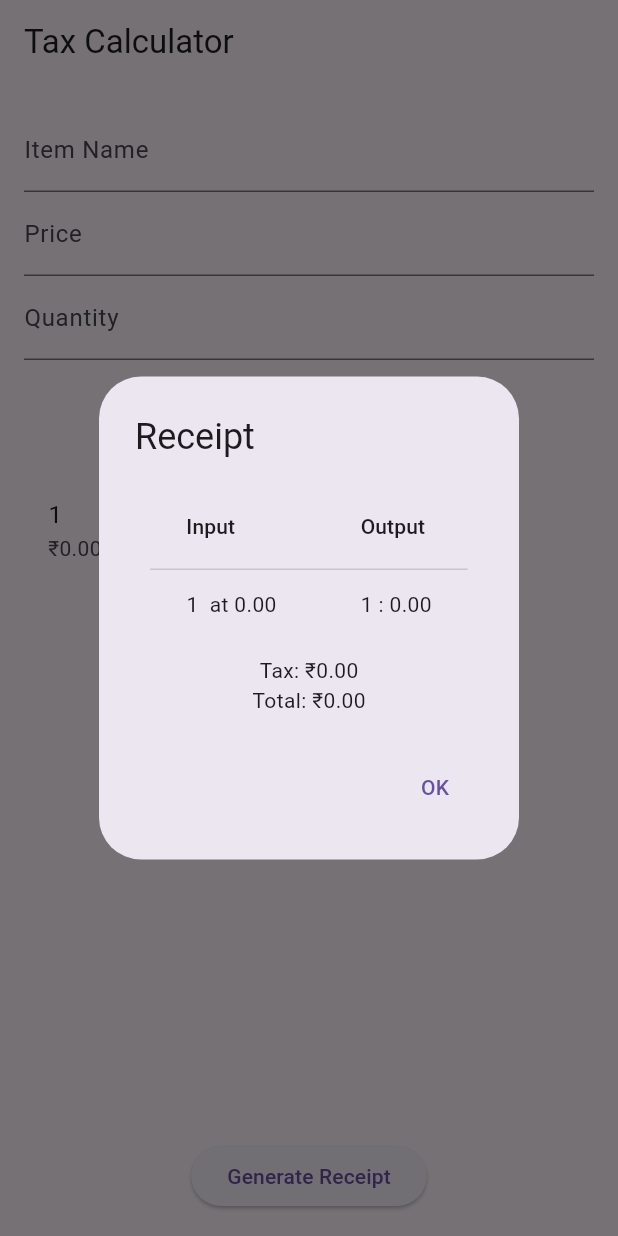
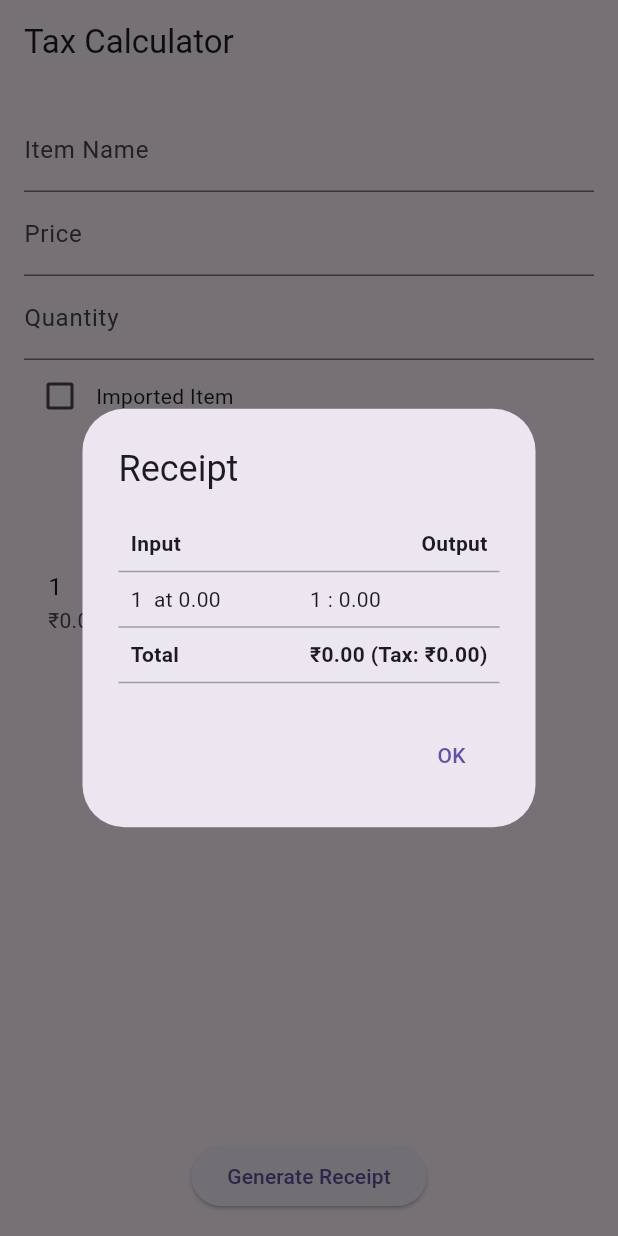
Before and after one commit to vishesh14/tax_calculator, a Flutter app: the screen it shows after launch, after a tap on "Add Item", after a tap on "Generate Receipt", on a phone screen of 412 x 824 dp. Run offline on Flutter 3.47's test engine with Material 3 defaults, Android fonts, the phone set to English and light mode, and no system bars.

Commit message:
# Updated import charges

```diff
--- a/lib/main.dart
+++ b/lib/main.dart
@@ -21,10 +21,10 @@ class TaxCalculatorScreen extends StatefulWidget {
   const TaxCalculatorScreen({super.key});
 
   @override
-  // ignore: library_private_types_in_public_api
   _TaxCalculatorScreenState createState() => _TaxCalculatorScreenState();
 
-  static Map<String, dynamic> calculateReceiptForTest(List<Map<String, dynamic>> cartItems) {
+  static Map<String, dynamic> calculateReceiptForTest(
+      List<Map<String, dynamic>> cartItems) {
     final state = _TaxCalculatorScreenState();
     state.cartItems.addAll(cartItems);
     return state.calculateReceipt();
@@ -36,6 +36,7 @@ class _TaxCalculatorScreenState extends State<TaxCalculatorScreen> {
   final TextEditingController nameController = TextEditingController();
   final TextEditingController priceController = TextEditingController();
   final TextEditingController quantityController = TextEditingController();
+  bool isImported = false;
 
   void addItemToCart() {
     setState(() {
@@ -46,34 +47,57 @@ class _TaxCalculatorScreenState extends State<TaxCalculatorScreen> {
         'name': nameController.text,
         'price': price,
         'quantity': quantity,
+        'imported': isImported,
       });
 
       nameController.clear();
       priceController.clear();
       quantityController.clear();
+      isImported = false;
     });
   }
 
 double roundToNearest5Paise(double amount) {
-    return (amount * 20).ceil() / 20;
+  return (amount * 20).round() / 20;
 }
+
 
 Map<String, dynamic> calculateReceipt() {
   double totalTax = 0;
   double totalCost = 0;
+  double importedTax = 0;
+  double importedCost = 0;
   List<Map<String, String>> receipt = [];
 
   for (var item in cartItems) {
-      double tax = item['price'] * 0.10; // 10% tax
+    double tax = 0.0;
+
+    if (!item['imported']) {
+      tax = item['price'] * 0.10;
+    }
+
+
+    if (item['imported']) {
+      tax += item['price'] * 0.05;
+    }
+
     tax = roundToNearest5Paise(tax);
     double finalPricePerItem = item['price'] + tax;
     double totalItemPrice = finalPricePerItem * item['quantity'];
+
     totalTax += tax * item['quantity'];
     totalCost += totalItemPrice;
 
+    if (item['imported']) {
+      importedTax += tax * item['quantity'];
+      importedCost += totalItemPrice;
+    }
+
+    String itemName = item['imported'] ? "imported ${item['name']}" : item['name'];
+
     receipt.add({
-        'input': "${item['quantity']} ${item['name']} at ${item['price'].toStringAsFixed(2)}",
-        'output': "${item['quantity']} ${item['name']}: ${totalItemPrice.toStringAsFixed(2)}"
+      'input': "${item['quantity']} $itemName at ${item['price'].toStringAsFixed(2)}",
+      'output': "${item['quantity']} $itemName: ${totalItemPrice.toStringAsFixed(2)}"
     });
   }
 
@@ -81,8 +105,14 @@ class _TaxCalculatorScreenState extends State<TaxCalculatorScreen> {
     'receipt': receipt,
     'totalTax': totalTax,
     'totalCost': totalCost,
+    'importedTax': importedTax,
+    'importedCost': importedCost,
+    'nonImportedTax': totalTax - importedTax,
+    'nonImportedCost': totalCost - importedCost,
   };
 }
+
+
 
   @override
   Widget build(BuildContext context) {
@@ -106,6 +136,19 @@ class _TaxCalculatorScreenState extends State<TaxCalculatorScreen> {
               decoration: InputDecoration(labelText: 'Quantity'),
               keyboardType: TextInputType.number,
             ),
+            Row(
+              children: [
+                Checkbox(
+                  value: isImported,
+                  onChanged: (bool? value) {
+                    setState(() {
+                      isImported = value ?? false;
+                    });
+                  },
+                ),
+                Text('Imported Item')
+              ],
+            ),
             SizedBox(height: 10),
             ElevatedButton(
               onPressed: addItemToCart,
@@ -114,10 +157,14 @@ class _TaxCalculatorScreenState extends State<TaxCalculatorScreen> {
             SizedBox(height: 20),
             Expanded(
               child: ListView(
-                children: cartItems.map((item) => ListTile(
-                  title: Text("${item['quantity']} ${item['name']}"),
-                  subtitle: Text("₹${item['price'].toStringAsFixed(2)} each"),
-                )).toList(),
+                children: cartItems
+                    .map((item) => ListTile(
+                          title: Text(
+                              "${item['quantity']} ${item['imported'] ? 'imported ' : ''}${item['name']}"),
+                          subtitle:
+                              Text("₹${item['price'].toStringAsFixed(2)} each"),
+                        ))
+                    .toList(),
               ),
             ),
             ElevatedButton(
@@ -128,28 +175,14 @@ class _TaxCalculatorScreenState extends State<TaxCalculatorScreen> {
                   builder: (context) {
                     return AlertDialog(
                       title: Text('Receipt'),
-                      content: Column(
+                      content: SingleChildScrollView(
+                        child: Column(
                           mainAxisSize: MainAxisSize.min,
                           children: [
-                          SingleChildScrollView(
-                            scrollDirection: Axis.horizontal,
-                            child: DataTable(
-                              columns: [
-                                DataColumn(label: Text('Input')),
-                                DataColumn(label: Text('Output')),
+                            _buildReceiptSection(
+                                receipt),
                           ],
-                              rows: receipt['receipt'].map<DataRow>((item) {
-                                return DataRow(cells: [
-                                  DataCell(Text(item['input'])),
-                                  DataCell(Text(item['output'])),
-                                ]);
-                              }).toList(),
                         ),
-                          ),
-                          SizedBox(height: 10),
-                          Text("Tax: ₹${receipt['totalTax'].toStringAsFixed(2)}"),
-                          Text("Total: ₹${receipt['totalCost'].toStringAsFixed(2)}"),
-                        ],
                       ),
                       actions: [
                         TextButton(
@@ -168,4 +201,149 @@ class _TaxCalculatorScreenState extends State<TaxCalculatorScreen> {
       ),
     );
   }
+
+  Widget _buildReceiptSection(Map<String, dynamic> receipt) {
+  List<Map<String, String>> importedItems = [];
+  List<Map<String, String>> nonImportedItems = [];
+
+  for (var item in receipt['receipt']) {
+    if (item['input']!.contains("imported")) {
+      importedItems.add(item);
+    } else {
+      nonImportedItems.add(item);
     }
+  }
+
+  double importedTax = receipt['importedTax'];
+  double importedTotal = receipt['importedCost'];
+  double nonImportedTax = receipt['nonImportedTax'];
+  double nonImportedTotal = receipt['nonImportedCost'];
+
+  return Column(
+    children: [
+
+      Container(
+        padding: EdgeInsets.all(8.0),
+        decoration: BoxDecoration(
+          border: Border(bottom: BorderSide(color: Colors.grey, width: 1)),
+        ),
+        child: Row(
+          mainAxisAlignment: MainAxisAlignment.spaceBetween,
+          children: [
+            Text('Input', style: TextStyle(fontWeight: FontWeight.bold)),
+            Text('Output', style: TextStyle(fontWeight: FontWeight.bold)),
+          ],
+        ),
+      ),
+
+      ...nonImportedItems.map<Widget>((item) {
+        return Container(
+          padding: EdgeInsets.all(8.0),
+          decoration: BoxDecoration(
+            border: Border(
+              bottom: BorderSide(color: Colors.grey, width: 1),
+            ),
+          ),
+          child: Row(
+            children: [
+              Expanded(
+                flex: 1,
+                child: Text(item['input']!),
+              ),
+              VerticalDivider(color: Colors.grey, width: 1),
+              Expanded(
+                flex: 1,
+                child: Text(item['output']!),
+              ),
+            ],
+          ),
+        );
+      }).toList(),
+
+
+      if (nonImportedItems.isNotEmpty)
+        Container(
+          padding: EdgeInsets.all(8.0),
+          decoration: BoxDecoration(
+            border: Border(
+              bottom: BorderSide(color: Colors.grey, width: 1),
+            ),
+          ),
+          child: Row(
+            children: [
+              Expanded(
+                flex: 1,
+                child: Text("Total", style: TextStyle(fontWeight: FontWeight.bold)),
+              ),
+              VerticalDivider(color: Colors.grey, width: 1),
+              Expanded(
+                flex: 1,
+                child: Text(
+                  "₹${nonImportedTotal.toStringAsFixed(2)} (Tax: ₹${nonImportedTax.toStringAsFixed(2)})",
+                  style: TextStyle(fontWeight: FontWeight.bold),
+                ),
+              ),
+            ],
+          ),
+        ),
+
+      if (importedItems.isNotEmpty && nonImportedItems.isNotEmpty)
+        Container(
+          height: 8,
+        ),
+
+      ...importedItems.map<Widget>((item) {
+        return Container(
+          padding: EdgeInsets.all(8.0),
+          decoration: BoxDecoration(
+            border: Border(
+              bottom: BorderSide(color: Colors.grey, width: 1),
+            ),
+          ),
+          child: Row(
+            children: [
+              Expanded(
+                flex: 1,
+                child: Text(item['input']!),
+              ),
+              VerticalDivider(color: Colors.grey, width: 1),
+              Expanded(
+                flex: 1,
+                child: Text(item['output']!),
+              ),
+            ],
+          ),
+        );
+      }).toList(),
+
+      if (importedItems.isNotEmpty)
+        Container(
+          padding: EdgeInsets.all(8.0),
+          decoration: BoxDecoration(
+            border: Border(
+              bottom: BorderSide(color: Colors.grey, width: 1),
+            ),
+          ),
+          child: Row(
+            children: [
+              Expanded(
+                flex: 1,
+                child: Text("Total", style: TextStyle(fontWeight: FontWeight.bold)),
+              ),
+              VerticalDivider(color: Colors.grey, width: 1),
+              Expanded(
+                flex: 1,
+                child: Text(
+                  "₹${importedTotal.toStringAsFixed(2)} (Tax: ₹${importedTax.toStringAsFixed(2)})",
+                  style: TextStyle(fontWeight: FontWeight.bold),
+                ),
+              ),
+            ],
+          ),
+        ),
+    ],
+  );
+}
+
+
+}
```
Lines whose indentation alone changed are shown as unchanged.
